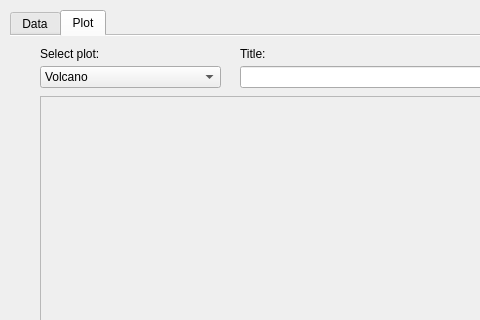
Before: the Qt Designer form plotter.ui in saudalqabandi/rna_seq, drawn with Qt 5; both pictures show x 0 to 480 and y 0 to 320 of the 876 by 544 pixel window.
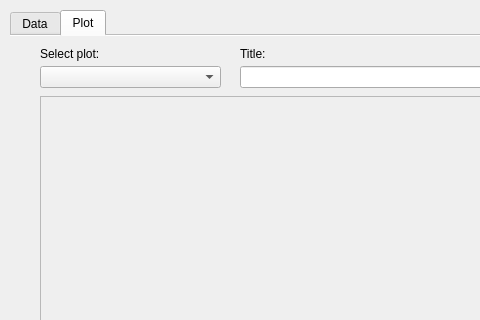
After: the same form once the commit is applied. The open tabs and pages were chosen to show the change.

```diff
--- a/plotter.ui
+++ b/plotter.ui
@@ -236,6 +236,9 @@
      </property>
     </widget>
     <widget class="QComboBox" name="plot_combo">
+     <property name="enabled">
+      <bool>true</bool>
+     </property>
      <property name="geometry">
       <rect>
        <x>30</x>
@@ -244,6 +247,12 @@
        <height>22</height>
       </rect>
      </property>
+     <property name="editable">
+      <bool>false</bool>
+     </property>
+     <property name="currentIndex">
+      <number>-1</number>
+     </property>
      <item>
       <property name="text">
        <string>Volcano</string>
```
Left out of the diff: 5 changed lines with no effect on the pictures.
